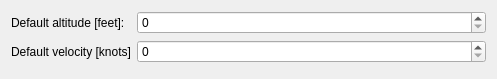
First picture: the form in src/Plugin/src/Import/GPXImport/src/GPXImportOptionWidget.ui, repository till213/SkyDolly, before the edit.
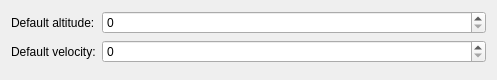
Second picture: the form after the edit.

Commit message:
Use default altitude and velocity
- Use default altitude and/or velocity if not present in the GPX file
(both are optional)
- Use suffix for QSpinBox (to display unit)

Patch:
```diff
--- a/src/Plugin/src/Import/GPXImport/src/GPXImportOptionWidget.ui
+++ b/src/Plugin/src/Import/GPXImport/src/GPXImportOptionWidget.ui
@@ -7,7 +7,7 @@
     <x>0</x>
     <y>0</y>
     <width>497</width>
-    <height>79</height>
+    <height>80</height>
    </rect>
   </property>
   <property name="windowTitle">
@@ -17,14 +17,14 @@
    <item row="0" column="0">
     <widget class="QLabel" name="altitudeLabel">
      <property name="text">
-      <string>Default altitude [feet]:</string>
+      <string>Default altitude:</string>
      </property>
     </widget>
    </item>
    <item row="2" column="0">
     <widget class="QLabel" name="label">
      <property name="text">
-      <string>Default velocity [knots]</string>
+      <string>Default velocity:</string>
      </property>
     </widget>
    </item>
```
The commit also changes 15 other files.
